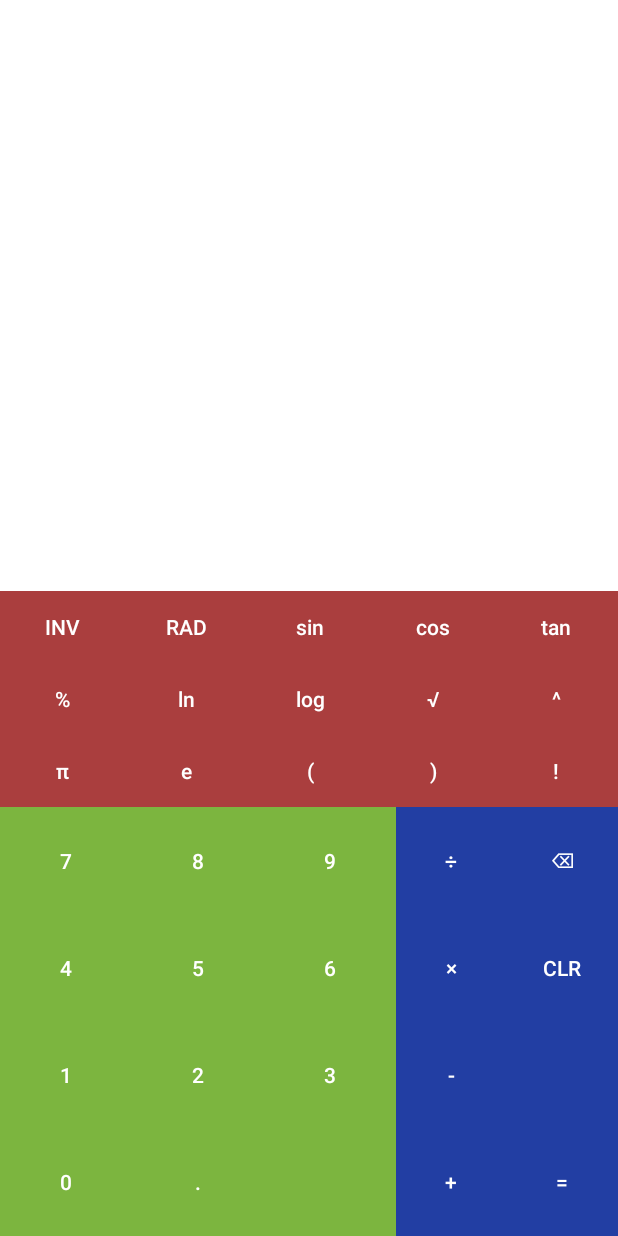
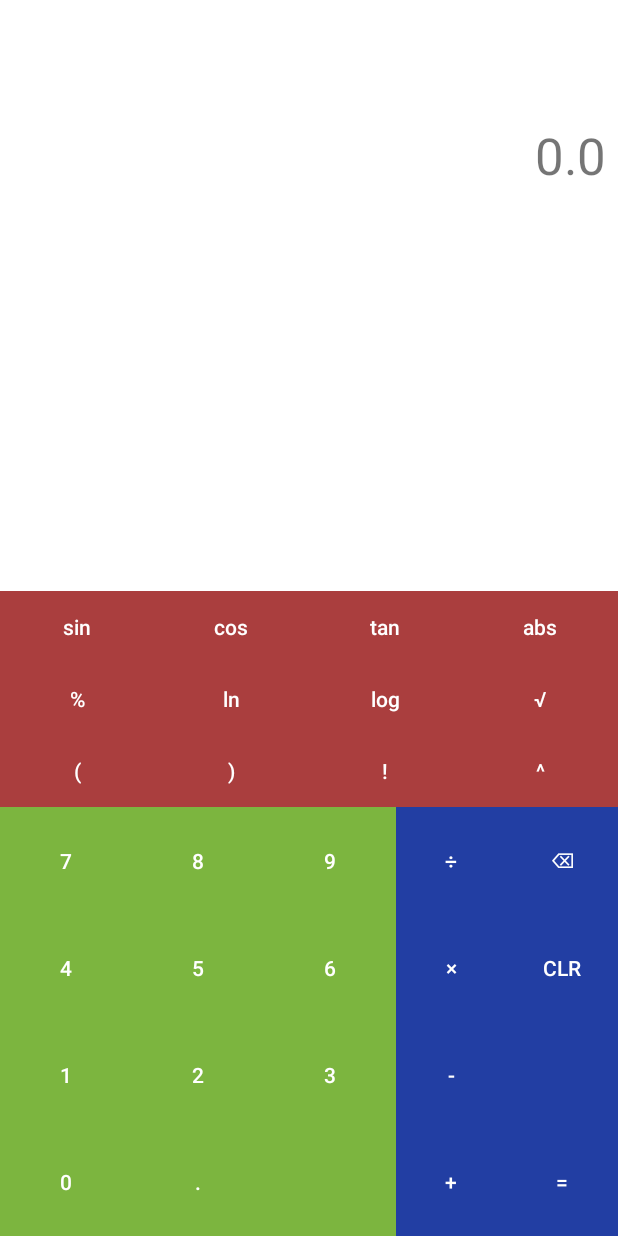
Before and after one commit to SEG-Group-3/Calculator, an Android app: the screen it shows after launch (MainActivity), after a tap on an icon or button, on a phone screen of 412 x 824 dp. Run offline under Robolectric (Android 15) with nearby library versions, the phone set to English and light mode, and no system bars; 16 statements that could not run were skipped.

Commit message:
General refactor

```diff
--- a/app/src/main/java/com/segg3/calculator/Calculator.java
+++ b/app/src/main/java/com/segg3/calculator/Calculator.java
@@ -1,132 +1,108 @@
 package com.segg3.calculator;
+
+import android.util.Log;
 
 import com.segg3.calculator.tokenizer.Token;
 import com.segg3.calculator.tokenizer.TokenList;
 import com.segg3.calculator.tokenizer.TokenType;
 
+import java.util.ArrayDeque;
+import java.util.ArrayList;
+import java.util.List;
+import java.util.Queue;
+import java.util.Stack;
+
+
 public class Calculator {
 
-    private TokenList operationTokenizer;
+    public TokenList operationTokenizer;
+    public List<Operation> operations;
 
-    public Calculator()
-    {
+    public Calculator() {
         operationTokenizer = new TokenList();
+        operations = new ArrayList<>();
+
+        operations.add(new Operation("sin", 0, 1, (in) -> (float) Math.sin(in.get(0))));
+        operations.add(new Operation("cos", 0, 1, (in) -> (float) Math.cos(in.get(0))));
+        operations.add(new Operation("tan", 0, 1, (in) -> (float) Math.tan(in.get(0))));
+
+        operations.add(new Operation("abs", 0, 1, (in) -> Math.abs(in.get(0))));
+        operations.add(new Operation("ln", 0, 1, (in) -> (float) Math.log(in.get(0))));
+        operations.add(new Operation("log", 0, 1, (in) -> (float) Math.log10(in.get(0))));
+        operations.add(new Operation("sqrt", 0, 1, (in) -> (float) Math.sqrt(in.get(0))));
+
+        operations.add(new Operation("+", 0, 2, (in) -> in.get(1) + in.get(0)));
+        operations.add(new Operation("-", 0, 2, (in) -> in.get(1) - in.get(0)));
+        operations.add(new Operation("/", 1, 2, (in) -> in.get(1) / in.get(0)));
+        operations.add(new Operation("*", 1, 2, (in) -> in.get(1) * in.get(0)));
+        operations.add(new Operation("!", 2, 1, (in) -> (float) Gamma.gamma(in.get(0) + 1)));
+        operations.add(new Operation("%", 2, 1, (in) -> in.get(0) / 100));
+        operations.add(new Operation("^", 2, 2, (in) -> (float) Math.pow(in.get(1), in.get(0))));
+
     }
 
-    public float calculate()
-    {
-        throw new UnsupportedOperationException();
+    private Operation getOperation(String identifier) {
+        for (Operation op :
+                operations) {
+            if (op.identifier.equals(identifier))
+                return op;
+        }
+        return null;
     }
 
-    /**
-     * addDigit is a method to add a digit to the end of the previous number or to create a new number in TokenList
-     *
-     * @param digit is a char that will be either appended to the end of the last token number or add new number to the operationTokenizer
-     *
-     * @exception IllegalArgumentException is thrown when digit is not a number or a period
-     */
-    public void addDigit(char digit)
-    {
-        //checking for invalid inputs
-        if(!Character.isDigit(digit) && digit != '.')
-        {
-            throw new IllegalArgumentException("digit char needs to be a number or a '.'");
+    public List<Token> toRPN() {
+        Queue<Token> outQueue = new ArrayDeque<>();
+        Stack<Token> opStack = new Stack<>();
+
+
+        for (Token tok : operationTokenizer.tokens) {
+            if (tok.getTokenType().equals(TokenType.Number))
+                outQueue.add(tok);
+            else if (tok.data.equals("("))
+                opStack.add(tok);
+            else if (tok.data.equals(")")) {
+                while (!opStack.lastElement().data.equals("("))
+                    outQueue.add(opStack.pop());
+                opStack.pop();
+            } else if (getOperation(tok.data) != null) {
+                if (!tok.getTokenType().equals(TokenType.Function)) {
+                    Operation curOp = getOperation(tok.data);
+                    while (opStack.size() > 0 && !opStack.lastElement().data.equals("(") &&
+                            getOperation(opStack.lastElement().data).priority >= curOp.priority)
+                        outQueue.add(opStack.pop());
+                }
+
+                opStack.add(tok);
+            }
+        }
+        while (opStack.iterator().hasNext()) {
+            outQueue.add(opStack.pop());
         }
 
-        Token last;
+        return new ArrayList<>(outQueue);
+    }
 
-        if(operationTokenizer.size() !=  0)
-        {
-            last = operationTokenizer.get(operationTokenizer.size() - 1);
-        }
-        else
-        {
-            last = null;
+    public float calculate() {
+
+        List<Token> toks = toRPN();
+        Stack<Token> valStack = new Stack<>();
+        for (Token tok : toks) {
+            if (tok.getTokenType().equals(TokenType.Number)) {
+                valStack.add(tok);
+            } else {
+                Operation op = getOperation(tok.data);
+                List<Float> args = new ArrayList<>(op.inputCount);
+                for (int i = 0; i < op.inputCount; i++) {
+                    args.add(Float.parseFloat(valStack.pop().data));
+                }
+                float result = op.implementation.op(args);
+                valStack.add(new Token(TokenType.Number, Float.toString(result)));
+            }
         }
 
-        //if last token is a number then the digit will be appended to the existing number
-        if(last != null && last.getTokenType() == TokenType.Number)
-        {
-            if(Character.isDigit(digit) || (digit == '.' && !last.data.contains(".")))
-            {
-                last.data = last.data + digit;//new Character(digit).toString();
-            }
+        if (valStack.size() > 1) {
+            Log.println(Log.WARN, "CALC", "Calculator stack should be one!");
         }
-        //else new token is added to the end of token list
-        else
-        {
-            if(Character.isDigit(digit))
-            {
-                operationTokenizer.add(TokenType.Number, new Character(digit).toString());
-            }
-            else
-            {
-                operationTokenizer.add(TokenType.Number, "0.");
-            }
-        }
-    }
-
-    /**
-     * addOperations adds a function, math opperation to TokenList
-     *
-     * @param type is an OperationType that will be added to the TokenList
-     *
-     * @exception IllegalArgumentException is thrown if the type is a valid type from list
-     *
-     * @exception IllegalStateException
-     */
-    public void addOperation(OperationType type)
-    {
-        Token last = operationTokenizer.get(operationTokenizer.size() - 1);
-
-        if(last.getTokenType() == TokenType.Number)
-        {
-            switch(type)
-            {
-                case PLUS:
-                    operationTokenizer.add(TokenType.Operation, "+");
-                    break;
-                case MINUS:
-                    operationTokenizer.add(TokenType.Operation, "-");
-                    break;
-                case MULTIPLY:
-                    operationTokenizer.add(TokenType.Operation, "*");
-                    break;
-                case DIVIDE:
-                    operationTokenizer.add(TokenType.Operation, "/");
-                    break;
-                case SIN:
-                    operationTokenizer.add(TokenType.Operation, "sin");
-                    operationTokenizer.add(TokenType.Operation, "(");
-                    break;
-                case COS:
-                    operationTokenizer.add(TokenType.Operation, "cos");
-                    operationTokenizer.add(TokenType.Operation, "(");
-                    break;
-                case TAN:
-                    operationTokenizer.add(TokenType.Operation, "tan");
-                    operationTokenizer.add(TokenType.Operation, "(");
-                    break;
-                case POWER:
-                    operationTokenizer.add(TokenType.Operation, "^");
-                    break;
-                case OPENBRACKET:
-                    operationTokenizer.add(TokenType.Operation, "(");
-                    break;
-                case CLOSEBRACKET:
-                    // implment a way to check if there is an active open bracket
-                    operationTokenizer.add(TokenType.Operation, ")");
-                    break;
-                default:
-                    throw new IllegalArgumentException("Invalid OpperationType");
-            }
-            return;
-        }
-        throw new IllegalStateException("Last token needs to be a number");
-    }
-
-    public String displayString()
-    {
-        return operationTokenizer.toEquationString();
+        return Float.parseFloat((valStack.pop().data));
     }
 }
--- a/app/src/main/res/layout-land/activity_main.xml
+++ b/app/src/main/res/layout-land/activity_main.xml
@@ -310,10 +310,6 @@
             </TableRow>
         </TableLayout>
 
-        <androidx.recyclerview.widget.RecyclerView
-            android:layout_width="match_parent"
-            android:layout_height="match_parent" />
-
         <TableLayout
             android:id="@+id/functions_table"
             android:layout_width="match_parent"
@@ -326,26 +322,6 @@
                 android:layout_width="match_parent"
                 android:layout_height="match_parent"
                 android:layout_weight="1">
-
-                <Button
-
-                    android:id="@+id/invBtn"
-                    style="@style/Widget.AppCompat.Button.Borderless"
-                    android:layout_width="wrap_content"
-                    android:layout_height="match_parent"
-                    android:layout_weight="1"
-                    android:text="INV"
-                    android:textAllCaps="false" />
-
-                <Button
-
-                    android:id="@+id/angBtn"
-                    style="@style/Widget.AppCompat.Button.Borderless"
-                    android:layout_width="wrap_content"
-                    android:layout_height="match_parent"
-                    android:layout_weight="1"
-                    android:text="RAD"
-                    android:textAllCaps="false" />
 
                 <Button
 
@@ -378,6 +354,17 @@
                     android:layout_weight="1"
                     android:onClick="onButtonClick"
                     android:text="tan"
+                    android:textAllCaps="false" />
+
+                <Button
+
+                    android:id="@+id/absBtn"
+                    style="@style/Widget.AppCompat.Button.Borderless"
+                    android:layout_width="wrap_content"
+                    android:layout_height="match_parent"
+                    android:layout_weight="1"
+                    android:onClick="onButtonClick"
+                    android:text="abs"
                     android:textAllCaps="false" />
 
             </TableRow>
@@ -429,41 +416,12 @@
                     android:onClick="onButtonClick"
                     android:text="√" />
 
-                <Button
-
-                    android:id="@+id/powBtn"
-                    style="@style/Widget.AppCompat.Button.Borderless"
-                    android:layout_width="wrap_content"
-                    android:layout_height="match_parent"
-                    android:layout_weight="1"
-                    android:onClick="onButtonClick"
-                    android:text="^" />
             </TableRow>
 
             <TableRow
                 android:layout_width="match_parent"
                 android:layout_height="match_parent"
                 android:layout_weight="1">
-
-                <Button
-
-                    android:id="@+id/piBtn"
-                    style="@style/Widget.AppCompat.Button.Borderless"
-                    android:layout_width="wrap_content"
-                    android:layout_height="match_parent"
-                    android:layout_weight="1"
-                    android:text="π"
-                    android:textAllCaps="false" />
-
-                <Button
-
-                    android:id="@+id/eBtn"
-                    style="@style/Widget.AppCompat.Button.Borderless"
-                    android:layout_width="wrap_content"
-                    android:layout_height="match_parent"
-                    android:layout_weight="1"
-                    android:text="e"
-                    android:textAllCaps="false" />
 
                 <Button
 
@@ -495,8 +453,17 @@
                     android:onClick="onButtonClick"
                     android:text="!" />
 
+                <Button
+
+                    android:id="@+id/powBtn"
+                    style="@style/Widget.AppCompat.Button.Borderless"
+                    android:layout_width="wrap_content"
+                    android:layout_height="match_parent"
+                    android:layout_weight="1"
+                    android:onClick="onButtonClick"
+                    android:text="^" />
+
             </TableRow>
-
         </TableLayout>
     </RelativeLayout>
 
--- a/app/src/main/res/layout/activity_main.xml
+++ b/app/src/main/res/layout/activity_main.xml
@@ -328,26 +328,6 @@
 
                 <Button
 
-                    android:id="@+id/invBtn"
-                    style="@style/Widget.AppCompat.Button.Borderless"
-                    android:layout_width="wrap_content"
-                    android:layout_height="match_parent"
-                    android:layout_weight="1"
-                    android:text="INV"
-                    android:textAllCaps="false" />
-
-                <Button
-
-                    android:id="@+id/angBtn"
-                    style="@style/Widget.AppCompat.Button.Borderless"
-                    android:layout_width="wrap_content"
-                    android:layout_height="match_parent"
-                    android:layout_weight="1"
-                    android:text="RAD"
-                    android:textAllCaps="false" />
-
-                <Button
-
                     android:id="@+id/sinBtn"
                     style="@style/Widget.AppCompat.Button.Borderless"
                     android:layout_width="match_parent"
@@ -377,6 +357,17 @@
                     android:layout_weight="1"
                     android:onClick="onButtonClick"
                     android:text="tan"
+                    android:textAllCaps="false" />
+
+                <Button
+
+                    android:id="@+id/absBtn"
+                    style="@style/Widget.AppCompat.Button.Borderless"
+                    android:layout_width="wrap_content"
+                    android:layout_height="match_parent"
+                    android:layout_weight="1"
+                    android:onClick="onButtonClick"
+                    android:text="abs"
                     android:textAllCaps="false" />
 
             </TableRow>
@@ -428,43 +419,12 @@
                     android:onClick="onButtonClick"
                     android:text="√" />
 
-                <Button
-
-                    android:id="@+id/powBtn"
-                    style="@style/Widget.AppCompat.Button.Borderless"
-                    android:layout_width="wrap_content"
-                    android:layout_height="match_parent"
-                    android:layout_weight="1"
-                    android:onClick="onButtonClick"
-                    android:text="^" />
             </TableRow>
 
             <TableRow
                 android:layout_width="fill_parent"
                 android:layout_height="fill_parent"
                 android:layout_weight="1">
-
-                <Button
-
-                    android:id="@+id/piBtn"
-                    style="@style/Widget.AppCompat.Button.Borderless"
-                    android:layout_width="wrap_content"
-                    android:layout_height="match_parent"
-                    android:layout_weight="1"
-                    android:text="π"
-                    android:textAllCaps="false"
-                    android:onClick="onButtonClick" />
-
-                <Button
-
-                    android:id="@+id/eBtn"
-                    style="@style/Widget.AppCompat.Button.Borderless"
-                    android:layout_width="wrap_content"
-                    android:layout_height="match_parent"
-                    android:layout_weight="1"
-                    android:onClick="onButtonClick"
-                    android:text="e"
-                    android:textAllCaps="false" />
 
                 <Button
 
@@ -496,6 +456,16 @@
                     android:onClick="onButtonClick"
                     android:text="!" />
 
+                <Button
+
+                    android:id="@+id/powBtn"
+                    style="@style/Widget.AppCompat.Button.Borderless"
+                    android:layout_width="wrap_content"
+                    android:layout_height="match_parent"
+                    android:layout_weight="1"
+                    android:onClick="onButtonClick"
+                    android:text="^" />
+
             </TableRow>
 
         </TableLayout>
```
Also changed, not shown: app/src/main/java/com/segg3/calculator/CalculatorViewModel.java (+1 -6 lines), app/src/main/java/com/segg3/calculator/MainActivity.java (+58 -73 lines), app/src/main/java/com/segg3/calculator/tokenizer/Token.java (+3 -4 lines), app/src/main/java/com/segg3/calculator/tokenizer/TokenList.java (+58 -109 lines).
